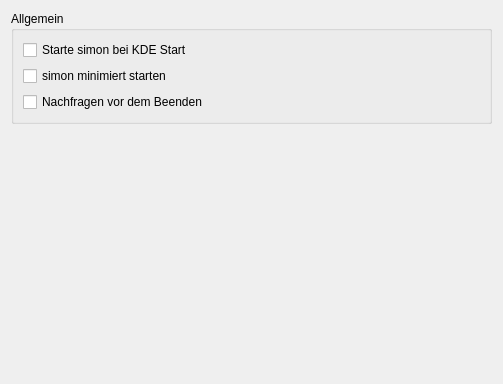
Above: simon/src/simonappcore/generalsettingsdlg.ui from KDE/simon before the change. Below: the same form after it.
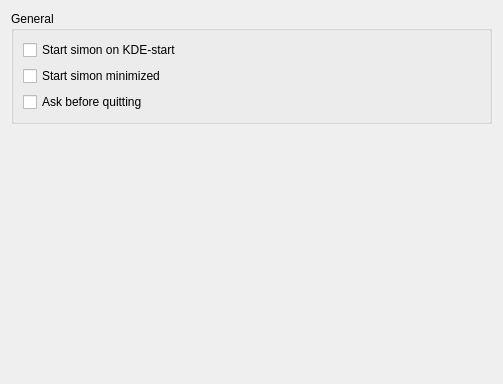
That is the form after the change.

The edit to the form file:
```diff
--- a/simon/src/simonappcore/generalsettingsdlg.ui
+++ b/simon/src/simonappcore/generalsettingsdlg.ui
@@ -16,7 +16,7 @@
    <item>
     <widget class="QGroupBox" name="gbGeneral" >
      <property name="title" >
-      <string>Allgemein</string>
+      <string>General</string>
      </property>
      <property name="flat" >
       <bool>false</bool>
@@ -25,21 +25,21 @@
       <item row="2" column="0" >
        <widget class="QCheckBox" name="kcfg_AskBeforeQuit" >
         <property name="text" >
-         <string>Nachfragen vor dem Beenden</string>
+         <string>Ask before quitting</string>
         </property>
        </widget>
       </item>
       <item row="0" column="0" >
        <widget class="QCheckBox" name="kcfg_AutoStart" >
         <property name="text" >
-         <string>Starte simon bei KDE Start</string>
+         <string>Start simon on KDE-start</string>
         </property>
        </widget>
       </item>
       <item row="1" column="0" >
        <widget class="QCheckBox" name="kcfg_StartMinimized" >
         <property name="text" >
-         <string>simon minimiert starten</string>
+         <string>Start simon minimized</string>
         </property>
        </widget>
       </item>
```
